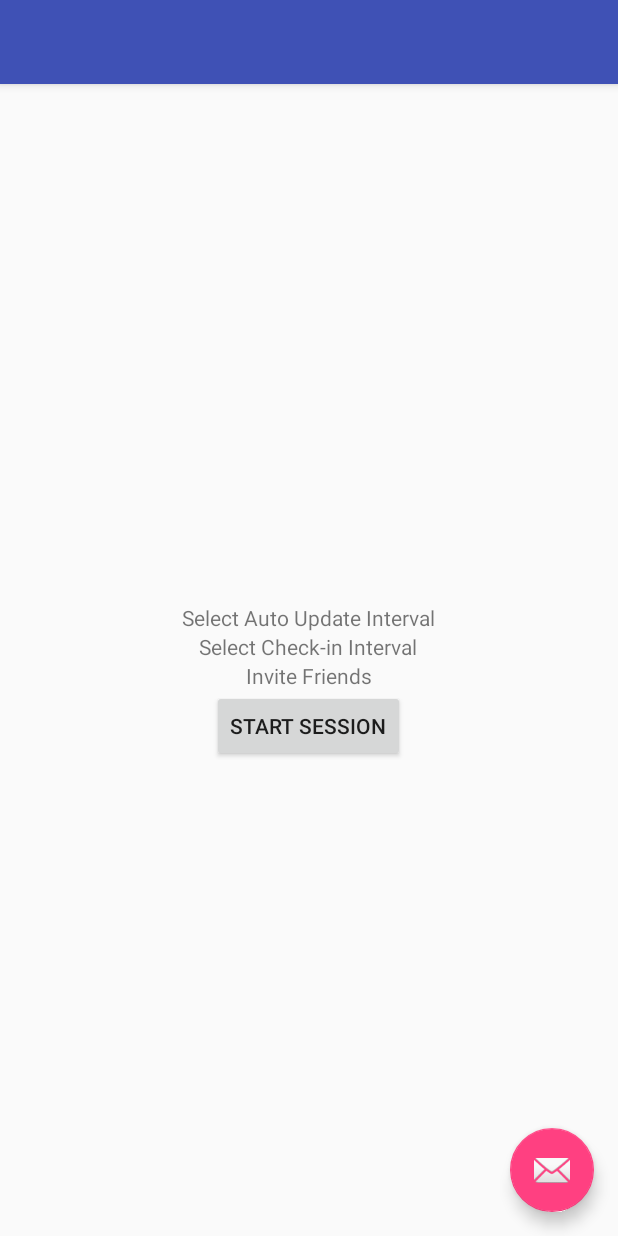
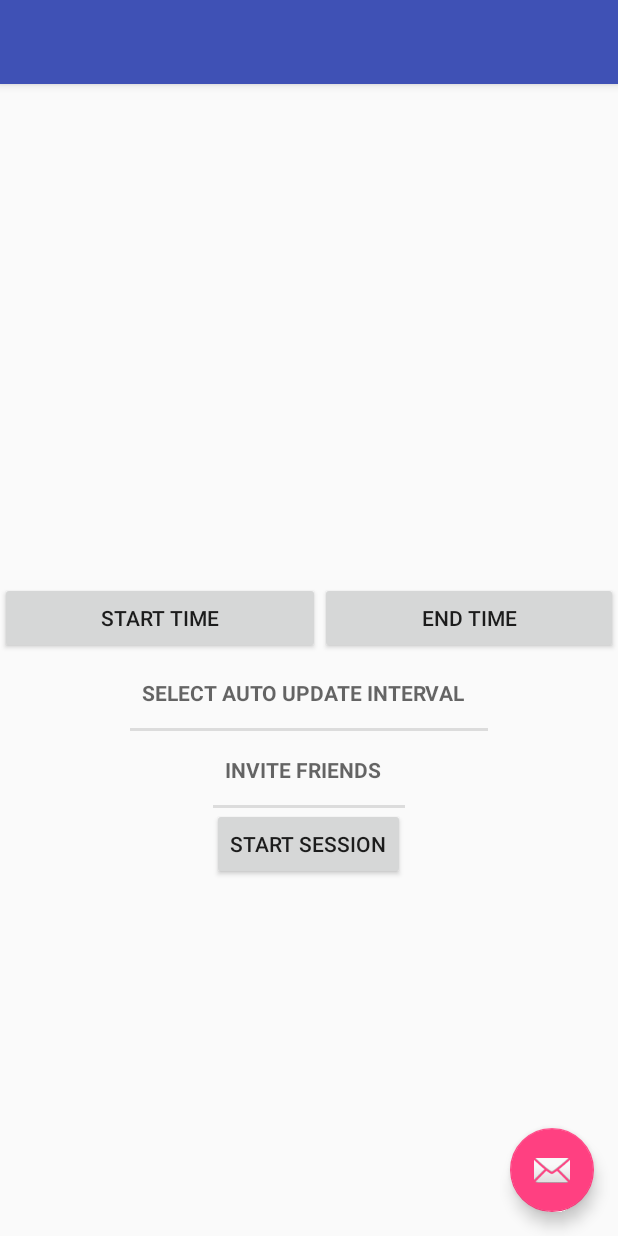
Before and after one commit to jackiezjiang/FriendGuard, an Android app: the MainActivity screen opened directly, with no data from a screen before it, on a phone screen of 412 x 824 dp. Run offline under Robolectric (Android 15) with nearby library versions, the phone set to English and light mode, and no system bars.

Commit message:
Add StartTime, EndTime, Exit button. Add logs for location and isSafety changes

```diff
--- a/app/src/debug/res/values/google_maps_api.xml
+++ b/app/src/debug/res/values/google_maps_api.xml
@@ -16,6 +16,6 @@
     string in this file.
     -->
     <string name="google_maps_key" templateMergeStrategy="preserve" translatable="false">
-        AIzaSyDPkdVpbMeE1lQmPXEat4unGQAGW0tcA4I
+        AIzaSyDM6s2vPAZd23io2DmAxbycxZgan9YI_so
     </string>
 </resources>
--- a/app/src/main/AndroidManifest.xml
+++ b/app/src/main/AndroidManifest.xml
@@ -71,7 +71,7 @@
 
         <meta-data
             android:name="com.google.android.geo.API_KEY"
-            android:value="@string/google_maps_key" />
+            android:value="AIzaSyDM6s2vPAZd23io2DmAxbycxZgan9YI_so" />
 
 
     </application>
--- a/app/src/main/res/layout/content_main.xml
+++ b/app/src/main/res/layout/content_main.xml
@@ -5,54 +5,69 @@
         android:layout_width="match_parent"
         android:layout_height="match_parent"
         tools:context=".MainActivity" >
+
+
+        <LinearLayout
+            android:id="@+id/LL1"
+            android:layout_height="wrap_content"
+            android:layout_width="fill_parent"
+            android:gravity="center_horizontal"
+            android:layout_centerVertical="true"
+            android:orientation="horizontal"
+            >
+                <Button
+                    android:layout_weight="0.9"
+                    android:layout_width="wrap_content"
+                    android:layout_height="wrap_content"
+                    android:text="Start Time"
+                    android:id="@+id/startTime"
+                    />
+
+                <Button
+                    android:layout_weight="0.9"
+                    android:layout_width="wrap_content"
+                    android:layout_height="wrap_content"
+                    android:text="End Time"
+                    android:id="@+id/endTime"/>
+        </LinearLayout>
+
+
+
+
         <LinearLayout
             android:layout_width="wrap_content"
             android:layout_height="wrap_content"
-            android:id="@+id/LL1"
+            android:orientation="vertical"
+            android:layout_centerHorizontal="true"
             android:layout_centerVertical="true"
-            android:layout_centerHorizontal="true">
+            android:layout_below="@+id/LL1"
+            android:gravity="center_horizontal"
+            android:id="@+id/LL2"
+            >
 
                 <TextView
                     android:layout_width="wrap_content"
                     android:layout_height="wrap_content"
                     android:id="@+id/auto_inteval"
+                    style="?android:attr/listSeparatorTextViewStyle"
                     android:text="Select Auto Update Interval"
+                    android:padding="@dimen/activity_horizontal_margin"
                     android:layout_centerVertical="true"
                     android:layout_centerHorizontal="true"
                     android:clickable="true"/>
 
-        </LinearLayout>
 
-        <LinearLayout
-            android:layout_width="wrap_content"
-            android:layout_height="wrap_content"
-            android:id="@+id/LL2"
-            android:layout_centerHorizontal="true"
-            android:layout_below="@+id/LL1">
+
                 <TextView
                     android:layout_width="wrap_content"
                     android:layout_height="wrap_content"
-                    android:id="@+id/check_in_interval"
-                    android:text="Select Check-in Interval"
-                    android:layout_centerHorizontal="true"
-                    android:clickable="true"/>
-        </LinearLayout>
-
-        <LinearLayout
-            android:layout_width="wrap_content"
-            android:layout_height="wrap_content"
-            android:id="@+id/LL3"
-            android:layout_below="@+id/LL2"
-            android:layout_centerHorizontal="true">
-                <TextView
-                    android:layout_width="wrap_content"
-                    android:layout_height="wrap_content"
+                    style="?android:attr/listSeparatorTextViewStyle"
                     android:id="@+id/invite_friends"
                     android:text="Invite Friends"
+                    android:padding="@dimen/activity_horizontal_margin"
 
                     android:layout_centerHorizontal="true"
                     android:clickable="true"/>
-
 
         </LinearLayout>
 
@@ -62,7 +77,7 @@
             android:layout_width="wrap_content"
             android:layout_height="wrap_content"
             android:id="@+id/start_session"
-            android:layout_below="@+id/LL3"
+            android:layout_below="@+id/LL2"
             android:layout_centerHorizontal="true"
             android:text="Start Session"/>
 
--- a/app/src/main/res/values/strings.xml
+++ b/app/src/main/res/values/strings.xml
@@ -19,5 +19,6 @@
     <string name="cancel">Cancel</string>
     <string name="title_activity_maps">Map</string>
     <string name="cannot_find_location">location error</string>
+    <string name="EXIT">EXIT</string>
 
 </resources>
```
Also changed, not shown: app/src/main/java/groupb/a818g/friendguard/LocationActivity.java (+34 -18 lines), app/src/main/java/groupb/a818g/friendguard/MainActivity.java (+63 -36 lines), app/src/main/res/layout/activity_location.xml (+36 -16 lines).
